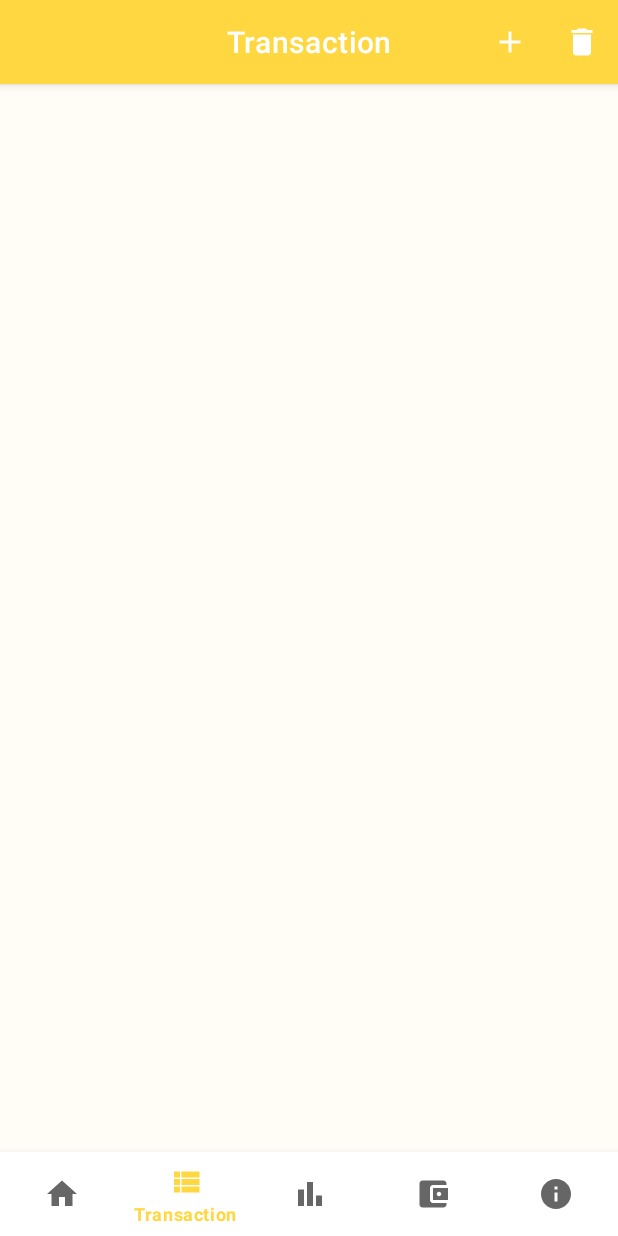
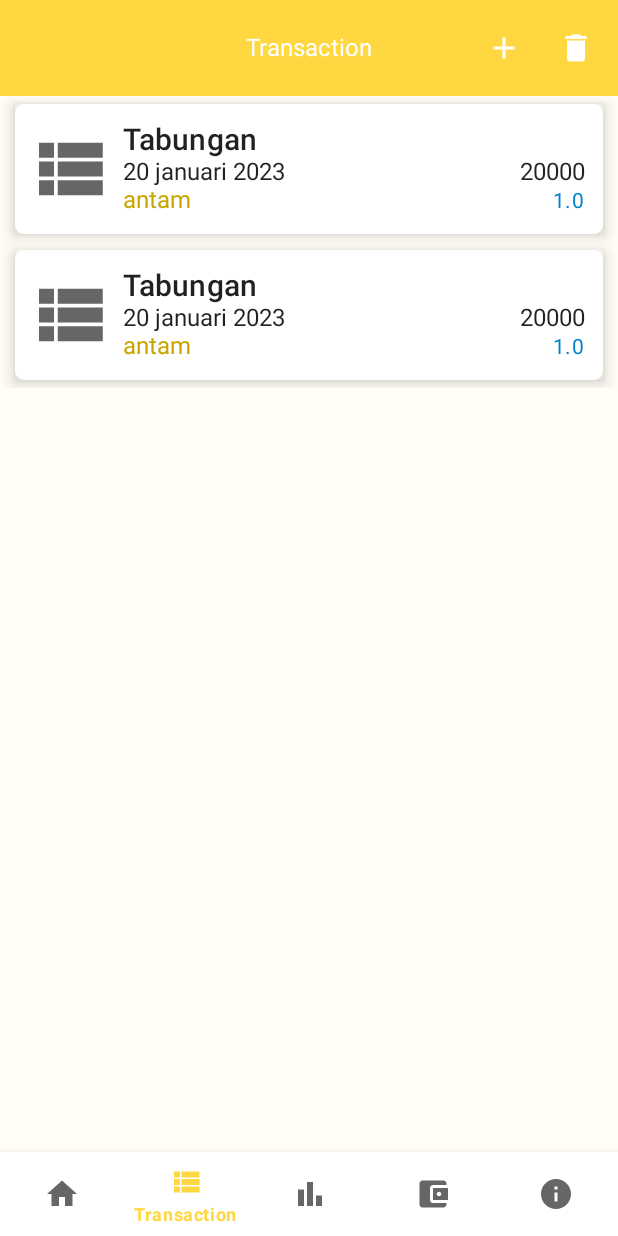
Before and after one commit to artfath/Nabung-Emas-App, an Android app built with Jetpack Compose: the TransactionFragment screen opened through its navigation route, on a phone screen of 412 x 824 dp. Run offline under Robolectric (Android 15) with nearby library versions, the phone set to English and light mode, and no system bars; our stand-ins replace Room's generated code, navigation-ui; 2 statements that could not run were skipped.

Commit message:
migrate transaction screen to compose

```diff
--- a/app/build.gradle
+++ b/app/build.gradle
@@ -99,6 +99,10 @@ dependencies {
     implementation "androidx.compose.ui:ui:$compose_ui_version"
     implementation "androidx.compose.ui:ui-tooling-preview:$compose_ui_version"
     implementation 'androidx.compose.material:material:1.3.1'
+
+    implementation "androidx.compose.material3:material3:1.0.1"
+    implementation "androidx.compose.material3:material3-window-size-class:1.0.1"
+
     implementation "androidx.lifecycle:lifecycle-viewmodel-compose:$lifecycle_version"
     implementation "androidx.lifecycle:lifecycle-runtime-compose:2.6.0-alpha04"
     implementation "androidx.navigation:navigation-compose:2.5.3"
--- /dev/null
+++ b/app/src/main/java/com/apps/nabungemas/MainScreen.kt
@@ -0,0 +1,92 @@
+package com.apps.nabungemas
+
+
+import androidx.compose.foundation.Image
+import androidx.compose.foundation.layout.Column
+import androidx.compose.foundation.layout.fillMaxWidth
+import androidx.compose.material.*
+import androidx.compose.material.icons.Icons
+import androidx.compose.material.icons.filled.ArrowBack
+import androidx.compose.material3.CenterAlignedTopAppBar
+import androidx.compose.material3.ExperimentalMaterial3Api
+import androidx.compose.material3.TopAppBarColors
+import androidx.compose.material3.TopAppBarDefaults
+import androidx.compose.runtime.Composable
+import androidx.compose.ui.Modifier
+import androidx.compose.ui.graphics.Color
+import androidx.compose.ui.graphics.vector.ImageVector
+import androidx.compose.ui.res.painterResource
+import androidx.compose.ui.res.stringResource
+import androidx.compose.ui.res.vectorResource
+import androidx.compose.ui.tooling.preview.Preview
+import com.apps.nabungemas.ui.theme.MyApplicationTheme
+
+@Composable
+fun MainScreen() {
+}
+
+@OptIn(ExperimentalMaterial3Api::class)
+@Composable
+fun MainTopAppBar(
+    modifier: Modifier = Modifier,
+    title: String,
+    navigateBack: Int,
+    navigateUp: () -> Unit = {}
+) {
+    if (navigateBack == 0) {
+        CenterAlignedTopAppBar(
+            title = { Text(text = title) },
+            modifier = modifier.fillMaxWidth(),
+            navigationIcon = {
+                IconButton(onClick = { navigateUp }) {
+                    Icon(
+                        imageVector = Icons.Filled.ArrowBack,
+                        contentDescription = ""
+                    )
+                }
+            },
+            colors = TopAppBarDefaults.centerAlignedTopAppBarColors()
+
+        )
+
+    } else if (navigateBack == 1) {
+        CenterAlignedTopAppBar(
+            title = { Text(text = title, color = Color.White) },
+            modifier = modifier.fillMaxWidth(),
+            actions = {
+                IconButton(onClick = {  }) {
+                    Icon(
+                        imageVector = ImageVector.vectorResource(id = R.drawable.ic_add),
+                        contentDescription = "",
+                        tint = Color.White
+                    )
+                }
+                IconButton(onClick = {  }) {
+                    Icon(
+                        imageVector = ImageVector.vectorResource(id = R.drawable.ic_delete),
+                        contentDescription = "",
+                        tint = Color.White
+                    )
+                }
+            },
+            colors = TopAppBarDefaults.centerAlignedTopAppBarColors(
+                containerColor = Color(0xFFffd740))
+
+        )
+
+    } else {
+        CenterAlignedTopAppBar(title = { Text(text = title) }, modifier = modifier)
+    }
+}
+@Preview(showBackground = true)
+@Composable
+fun MainTopAppBar(){
+    MyApplicationTheme(darkTheme = false) {
+        Column() {
+            MainTopAppBar(title = "Top Bar", navigateBack = 0)
+            MainTopAppBar(title = "Top Bar", navigateBack = 1)
+            MainTopAppBar(title = "Top Bar", navigateBack = 2)
+        }
+
+    }
+}
--- a/app/src/main/java/com/apps/nabungemas/ui/HomeFragment.kt
+++ b/app/src/main/java/com/apps/nabungemas/ui/HomeFragment.kt
@@ -313,7 +313,6 @@ fun CurrencyCard() {
     Box(
         Modifier
             .fillMaxWidth()
-
             .padding(16.dp)
             .shadow(6.dp)
             .clip(RoundedCornerShape(6.dp))
@@ -390,7 +389,7 @@ fun HomeScreen(
 
 @Preview(showBackground = true)
 @Composable
-fun DefaultPreview() {
+fun HomePreview() {
     MyApplicationTheme(darkTheme = false) {
         Column() {
             Header(modifier = Modifier,listOf("90000", "80000","19 januari 2023","40"))
--- a/app/src/main/java/com/apps/nabungemas/ui/TransactionFragment.kt
+++ b/app/src/main/java/com/apps/nabungemas/ui/TransactionFragment.kt
@@ -5,24 +5,48 @@ import androidx.fragment.app.Fragment
 import android.view.LayoutInflater
 import android.view.View
 import android.view.ViewGroup
+import androidx.compose.foundation.Image
+import androidx.compose.foundation.background
+import androidx.compose.foundation.layout.*
+import androidx.compose.foundation.lazy.LazyColumn
+import androidx.compose.foundation.lazy.items
+import androidx.compose.foundation.shape.RoundedCornerShape
+import androidx.compose.material.MaterialTheme
+import androidx.compose.material.Scaffold
+import androidx.compose.material.Text
+import androidx.compose.runtime.Composable
+import androidx.compose.ui.Alignment
+import androidx.compose.ui.Modifier
+import androidx.compose.ui.draw.clip
+import androidx.compose.ui.draw.shadow
+import androidx.compose.ui.graphics.Color
+import androidx.compose.ui.graphics.painter.Painter
+import androidx.compose.ui.platform.ComposeView
+import androidx.compose.ui.res.painterResource
+import androidx.compose.ui.res.stringResource
+import androidx.compose.ui.tooling.preview.Preview
+import androidx.compose.ui.unit.dp
 import androidx.fragment.app.activityViewModels
 import androidx.navigation.fragment.findNavController
 import com.apps.nabungemas.DataApplication
+import com.apps.nabungemas.MainTopAppBar
 import com.apps.nabungemas.R
+import com.apps.nabungemas.data.TransactionTable
 import com.apps.nabungemas.databinding.FragmentTransactionBinding
 import com.apps.nabungemas.ui.adapter.TransactionListAdapter
+import com.apps.nabungemas.ui.theme.MyApplicationTheme
 import com.apps.nabungemas.viewmodel.TransactionViewModel
 import com.apps.nabungemas.viewmodel.TransactionViewModelFactory
 
 
 class TransactionFragment : Fragment() {
-    private val viewModel:TransactionViewModel by activityViewModels {
-        TransactionViewModelFactory(
-            (activity?.application as DataApplication).database.transactionDao()
-        )
-    }
-    private var _binding:FragmentTransactionBinding? = null
-    private val binding get() = _binding!!
+//    private val viewModel: TransactionViewModel by activityViewModels {
+//        TransactionViewModelFactory(
+//            (activity?.application as DataApplication).database.transactionDao()
+//        )
+//    }
+//    private var _binding: FragmentTransactionBinding? = null
+//    private val binding get() = _binding!!
 
 
     override fun onCreateView(
@@ -30,42 +54,165 @@ class TransactionFragment : Fragment() {
         savedInstanceState: Bundle?
     ): View? {
         // Inflate the layout for this fragment
-        _binding = FragmentTransactionBinding.inflate(inflater,container,false)
-        val view = binding.root
-        return view
-    }
-
-    override fun onViewCreated(view: View, savedInstanceState: Bundle?) {
-        super.onViewCreated(view, savedInstanceState)
-        val adapter = TransactionListAdapter()
-
-
-        viewModel.allTransaction.observe(viewLifecycleOwner,{
-            adapter.submitList(it)
-        })
-        binding.apply {
-            rvTransaction.setHasFixedSize(true)
-            rvTransaction.adapter = adapter
-        }
-        topMenu()
-
-    }
-    private fun topMenu() {
-        binding.toolbar.setOnMenuItemClickListener {
-            when(it.itemId){
-                R.id.add ->{
-                    findNavController().navigate(R.id.action_transactionFragment_to_addTransactionFragment)
-                    true
+//        _binding = FragmentTransactionBinding.inflate(inflater,container,false)
+//        val view = binding.root
+//        return view
+        return ComposeView(requireContext()).apply {
+            setContent {
+                MyApplicationTheme(darkTheme = false) {
+                    TransactionScreen()
                 }
-                else -> false
             }
         }
     }
 
-    override fun onDestroyView() {
-        super.onDestroyView()
-        _binding = null
+//    override fun onViewCreated(view: View, savedInstanceState: Bundle?) {
+//        super.onViewCreated(view, savedInstanceState)
+//        val adapter = TransactionListAdapter()
+//
+//
+//        viewModel.allTransaction.observe(viewLifecycleOwner, {
+//            adapter.submitList(it)
+//        })
+//        binding.apply {
+//            rvTransaction.setHasFixedSize(true)
+//            rvTransaction.adapter = adapter
+//        }
+//        topMenu()
+//
+//    }
+//
+//    private fun topMenu() {
+//        binding.toolbar.setOnMenuItemClickListener {
+//            when (it.itemId) {
+//                R.id.add -> {
+//                    findNavController().navigate(R.id.action_transactionFragment_to_addTransactionFragment)
+//                    true
+//                }
+//                else -> false
+//            }
+//        }
+//    }
+//
+//    override fun onDestroyView() {
+//        super.onDestroyView()
+//        _binding = null
+//    }
+
+
+}
+
+@Composable
+fun TransactionBody(
+    itemList: List<TransactionTable>,
+    modifier: Modifier
+) {
+    Column() {
+        if (itemList.isEmpty()) {
+            Text(text = "No data")
+        } else {
+            TransactionList(modifier = modifier,itemList)
+        }
     }
 
 
 }
+
+@Composable
+fun TransactionList(modifier: Modifier,itemList: List<TransactionTable>) {
+    LazyColumn() {
+        items(items = itemList) {
+            TransactionItem(modifier = modifier,it)
+        }
+    }
+}
+
+@Composable
+fun TransactionItem(modifier: Modifier,
+                    transaction: TransactionTable) {
+    Box(
+        Modifier
+            .fillMaxWidth()
+            .padding(top = 5.dp, start = 10.dp, end = 10.dp, bottom = 5.dp)
+            .shadow(6.dp)
+            .clip(RoundedCornerShape(6.dp))
+            .background(color = Color.White)
+            .padding(6.dp)
+
+    ) {
+        Row(
+            modifier = modifier.fillMaxWidth(),
+            verticalAlignment = Alignment.CenterVertically
+        ) {
+            Image(
+                modifier = modifier.size(60.dp),
+                painter = painterResource(id = R.drawable.ic_transaction),
+                contentDescription = ""
+            )
+            Column(modifier = modifier.padding(6.dp)) {
+                Text(text = "Tabungan", style = MaterialTheme.typography.h6)
+                Row() {
+                    Text(
+                        modifier = modifier,
+                        text = transaction.time,
+                        style = MaterialTheme.typography.body1
+                    )
+                    Spacer(modifier = modifier.weight(1f))
+                    Text(
+                        modifier = modifier,
+                        text = transaction.goldPrice.toString(),
+                        style = MaterialTheme.typography.body1
+                    )
+                }
+                Row() {
+                    Text(
+                        modifier = modifier,
+                        text = transaction.product,
+                        style = MaterialTheme.typography.body1,
+                        color = Color(0xFFc8a600)
+                    )
+                    Spacer(modifier = modifier.weight(1f))
+                    Text(
+                        modifier = modifier,
+                        text = transaction.goldQuantity.toString(),
+                        style = MaterialTheme.typography.body2,
+                        color = Color(0xFF0081cb)
+                    )
+                }
+            }
+        }
+    }
+
+}
+@Preview(showBackground = true)
+@Composable
+fun TransactionItemPreview(){
+    TransactionItem(modifier = Modifier, transaction = TransactionTable(0,"20 januari 2023","tabungan menikah",20000,1.0,"antam"))
+}
+@Composable
+fun TransactionScreen() {
+    Scaffold(
+        topBar = {
+            MainTopAppBar(
+                title = "Transaction",
+                navigateBack = 1,
+                navigateUp = {})
+        },
+        backgroundColor = Color(0xFFFFFDF5)
+    )
+    { innerPadding ->
+        TransactionBody(
+            itemList = listOf(TransactionTable(0,"20 januari 2023","tabungan menikah",20000,1.0,"antam"),
+                TransactionTable(1,"20 januari 2023","tabungan menikah",20000,1.0,"antam")),
+            modifier = Modifier.padding(innerPadding)
+        )
+    }
+}
+
+@Preview(showBackground = true)
+@Composable
+fun TransactionPreview() {
+    MyApplicationTheme(darkTheme = false) {
+        TransactionScreen()
+    }
+}
```
